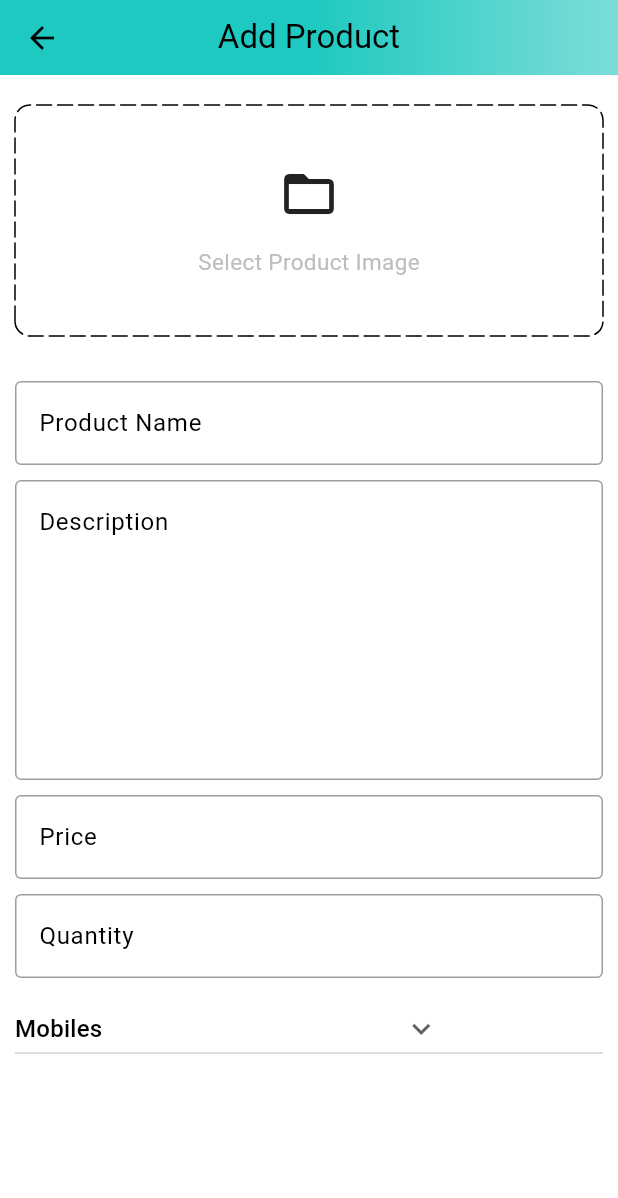
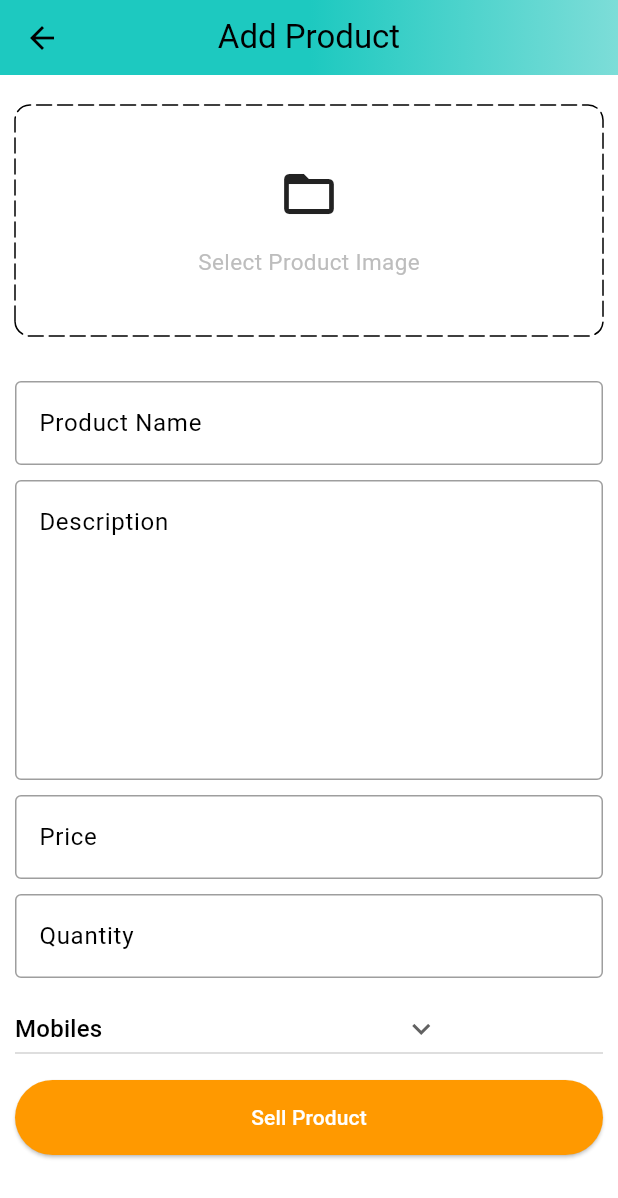
Before and after one commit to bill7maxmaye/Merkato, a Flutter app: the AddProductScreen screen opened by its route, on a phone screen of 412 x 824 dp. Shown: the top 1198 px of the screen. Run offline on Flutter 3.47's test engine with Material 3 defaults, Android fonts, the phone set to English and light mode, and no system bars; drawn by our look-alikes of dotted_border; our stand-ins replace badges, carousel_slider, shared_preferences; accounts and stored records are empty.

```diff
--- a/lib/features/admin/screens/add_product_screen.dart
+++ b/lib/features/admin/screens/add_product_screen.dart
@@ -1,5 +1,6 @@
 import 'package:dotted_border/dotted_border.dart';
 import 'package:flutter/material.dart';
+import 'package:merkato/common/widgets/custom_button.dart';
 import 'package:merkato/common/widgets/custom_textField.dart';
 import 'package:merkato/constants/global_variables.dart';
 
@@ -109,7 +110,9 @@ class _AddProductScreenState extends State<AddProductScreen> {
                         category = newVal!;
                       });
                     }),
-              )
+              ),
+              SizedBox(height: 10),
+              CustomButton(text: 'Sell Product', onTap: () {})
             ],
           ),
         ),
```
